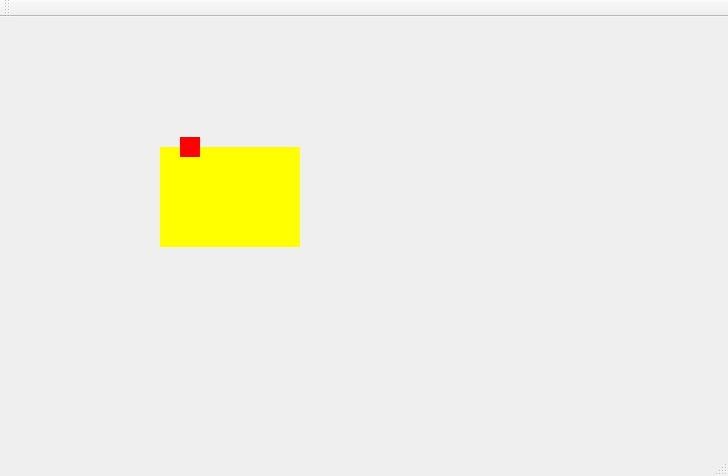
First picture: the form in TrabalhoTrem/mainwindow.ui, repository claranobre/Projeto_trens, before the edit.
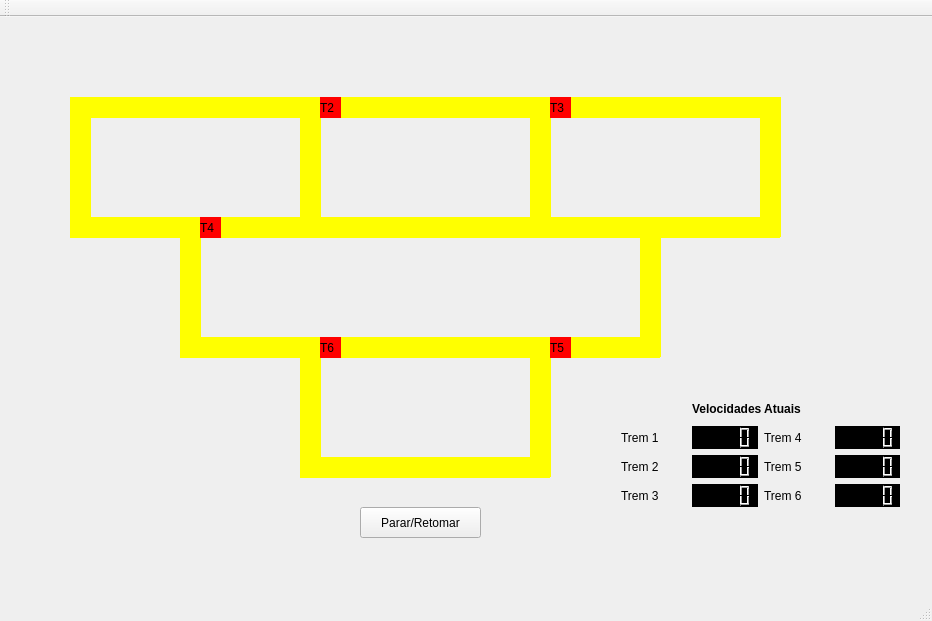
Second picture: the form after the edit.

Commit message: Interface gráfica montada, problemas no Trem01

```diff
--- a/TrabalhoTrem/mainwindow.ui
+++ b/TrabalhoTrem/mainwindow.ui
@@ -6,46 +6,555 @@
    <rect>
     <x>0</x>
     <y>0</y>
-    <width>728</width>
-    <height>476</height>
+    <width>932</width>
+    <height>621</height>
    </rect>
   </property>
   <property name="windowTitle">
    <string>MainWindow</string>
   </property>
+  <property name="styleSheet">
+   <string notr="true"/>
+  </property>
   <widget class="QWidget" name="centralWidget">
-   <widget class="QLabel" name="labelTrilho01">
-    <property name="geometry">
-     <rect>
-      <x>160</x>
-      <y>130</y>
-      <width>140</width>
-      <height>100</height>
-     </rect>
-    </property>
-    <property name="styleSheet">
-     <string notr="true">background-color: yellow</string>
-    </property>
-    <property name="text">
-     <string/>
-    </property>
-   </widget>
    <widget class="QLabel" name="labelTrem01">
     <property name="geometry">
      <rect>
+      <x>90</x>
+      <y>80</y>
+      <width>21</width>
+      <height>21</height>
+     </rect>
+    </property>
+    <property name="styleSheet">
+     <string notr="true">background: red;
+font: 75 12pt &quot;Arial&quot;;
+</string>
+    </property>
+    <property name="text">
+     <string>T1</string>
+    </property>
+   </widget>
+   <widget class="QLabel" name="labelTrilho1">
+    <property name="geometry">
+     <rect>
+      <x>70</x>
+      <y>80</y>
+      <width>250</width>
+      <height>21</height>
+     </rect>
+    </property>
+    <property name="styleSheet">
+     <string notr="true">background: yellow
+</string>
+    </property>
+    <property name="text">
+     <string/>
+    </property>
+   </widget>
+   <widget class="QLabel" name="labelTrilho1_2">
+    <property name="geometry">
+     <rect>
+      <x>70</x>
+      <y>200</y>
+      <width>250</width>
+      <height>21</height>
+     </rect>
+    </property>
+    <property name="styleSheet">
+     <string notr="true">background: yellow
+</string>
+    </property>
+    <property name="text">
+     <string/>
+    </property>
+   </widget>
+   <widget class="QLabel" name="labelTrilho1_3">
+    <property name="geometry">
+     <rect>
+      <x>300</x>
+      <y>80</y>
+      <width>21</width>
+      <height>140</height>
+     </rect>
+    </property>
+    <property name="styleSheet">
+     <string notr="true">background: yellow
+</string>
+    </property>
+    <property name="text">
+     <string/>
+    </property>
+   </widget>
+   <widget class="QLabel" name="labelTrilho1_4">
+    <property name="geometry">
+     <rect>
+      <x>70</x>
+      <y>80</y>
+      <width>21</width>
+      <height>140</height>
+     </rect>
+    </property>
+    <property name="styleSheet">
+     <string notr="true">background: yellow
+</string>
+    </property>
+    <property name="text">
+     <string/>
+    </property>
+   </widget>
+   <widget class="QPushButton" name="pushButton">
+    <property name="geometry">
+     <rect>
+      <x>360</x>
+      <y>490</y>
+      <width>121</width>
+      <height>31</height>
+     </rect>
+    </property>
+    <property name="text">
+     <string>Parar/Retomar</string>
+    </property>
+   </widget>
+   <widget class="QLabel" name="labelTrilho1_5">
+    <property name="geometry">
+     <rect>
+      <x>300</x>
+      <y>80</y>
+      <width>250</width>
+      <height>21</height>
+     </rect>
+    </property>
+    <property name="styleSheet">
+     <string notr="true">background: yellow
+</string>
+    </property>
+    <property name="text">
+     <string/>
+    </property>
+   </widget>
+   <widget class="QLabel" name="labelTrilho1_6">
+    <property name="geometry">
+     <rect>
+      <x>300</x>
+      <y>200</y>
+      <width>250</width>
+      <height>21</height>
+     </rect>
+    </property>
+    <property name="styleSheet">
+     <string notr="true">background: yellow
+</string>
+    </property>
+    <property name="text">
+     <string/>
+    </property>
+   </widget>
+   <widget class="QLabel" name="labelTrilho1_7">
+    <property name="geometry">
+     <rect>
+      <x>530</x>
+      <y>80</y>
+      <width>21</width>
+      <height>140</height>
+     </rect>
+    </property>
+    <property name="styleSheet">
+     <string notr="true">background: yellow
+</string>
+    </property>
+    <property name="text">
+     <string/>
+    </property>
+   </widget>
+   <widget class="QLabel" name="labelTrem02">
+    <property name="geometry">
+     <rect>
+      <x>320</x>
+      <y>80</y>
+      <width>21</width>
+      <height>21</height>
+     </rect>
+    </property>
+    <property name="styleSheet">
+     <string notr="true">background: red;
+font: 75 12pt &quot;Arial&quot;;
+</string>
+    </property>
+    <property name="text">
+     <string>T2</string>
+    </property>
+   </widget>
+   <widget class="QLabel" name="labelTrilho1_8">
+    <property name="geometry">
+     <rect>
+      <x>530</x>
+      <y>80</y>
+      <width>250</width>
+      <height>21</height>
+     </rect>
+    </property>
+    <property name="styleSheet">
+     <string notr="true">background: yellow
+</string>
+    </property>
+    <property name="text">
+     <string/>
+    </property>
+   </widget>
+   <widget class="QLabel" name="labelTrilho1_9">
+    <property name="geometry">
+     <rect>
+      <x>760</x>
+      <y>80</y>
+      <width>21</width>
+      <height>140</height>
+     </rect>
+    </property>
+    <property name="styleSheet">
+     <string notr="true">background: yellow
+</string>
+    </property>
+    <property name="text">
+     <string/>
+    </property>
+   </widget>
+   <widget class="QLabel" name="labelTrilho1_10">
+    <property name="geometry">
+     <rect>
+      <x>530</x>
+      <y>200</y>
+      <width>250</width>
+      <height>21</height>
+     </rect>
+    </property>
+    <property name="styleSheet">
+     <string notr="true">background: yellow
+</string>
+    </property>
+    <property name="text">
+     <string/>
+    </property>
+   </widget>
+   <widget class="QLabel" name="labelTrem03">
+    <property name="geometry">
+     <rect>
+      <x>550</x>
+      <y>80</y>
+      <width>21</width>
+      <height>21</height>
+     </rect>
+    </property>
+    <property name="styleSheet">
+     <string notr="true">background: red;
+font: 75 12pt &quot;Arial&quot;;
+</string>
+    </property>
+    <property name="text">
+     <string>T3</string>
+    </property>
+   </widget>
+   <widget class="QLabel" name="labelTrilho1_11">
+    <property name="geometry">
+     <rect>
       <x>180</x>
-      <y>120</y>
-      <width>20</width>
-      <height>20</height>
+      <y>320</y>
+      <width>250</width>
+      <height>21</height>
      </rect>
     </property>
     <property name="styleSheet">
-     <string notr="true">background-color: red</string>
+     <string notr="true">background: yellow
+</string>
     </property>
     <property name="text">
      <string/>
     </property>
    </widget>
+   <widget class="QLabel" name="labelTrilho1_12">
+    <property name="geometry">
+     <rect>
+      <x>180</x>
+      <y>200</y>
+      <width>21</width>
+      <height>140</height>
+     </rect>
+    </property>
+    <property name="styleSheet">
+     <string notr="true">background: yellow
+</string>
+    </property>
+    <property name="text">
+     <string/>
+    </property>
+   </widget>
+   <widget class="QLabel" name="labelTrilho1_15">
+    <property name="geometry">
+     <rect>
+      <x>410</x>
+      <y>320</y>
+      <width>250</width>
+      <height>21</height>
+     </rect>
+    </property>
+    <property name="styleSheet">
+     <string notr="true">background: yellow
+</string>
+    </property>
+    <property name="text">
+     <string/>
+    </property>
+   </widget>
+   <widget class="QLabel" name="labelTrilho1_16">
+    <property name="geometry">
+     <rect>
+      <x>640</x>
+      <y>200</y>
+      <width>21</width>
+      <height>140</height>
+     </rect>
+    </property>
+    <property name="styleSheet">
+     <string notr="true">background: yellow
+</string>
+    </property>
+    <property name="text">
+     <string/>
+    </property>
+   </widget>
+   <widget class="QLabel" name="labelTrilho1_17">
+    <property name="geometry">
+     <rect>
+      <x>300</x>
+      <y>440</y>
+      <width>250</width>
+      <height>21</height>
+     </rect>
+    </property>
+    <property name="styleSheet">
+     <string notr="true">background: yellow
+</string>
+    </property>
+    <property name="text">
+     <string/>
+    </property>
+   </widget>
+   <widget class="QLabel" name="labelTrilho1_18">
+    <property name="geometry">
+     <rect>
+      <x>300</x>
+      <y>320</y>
+      <width>21</width>
+      <height>140</height>
+     </rect>
+    </property>
+    <property name="styleSheet">
+     <string notr="true">background: yellow
+</string>
+    </property>
+    <property name="text">
+     <string/>
+    </property>
+   </widget>
+   <widget class="QLabel" name="labelTrilho1_19">
+    <property name="geometry">
+     <rect>
+      <x>530</x>
+      <y>320</y>
+      <width>21</width>
+      <height>140</height>
+     </rect>
+    </property>
+    <property name="styleSheet">
+     <string notr="true">background: yellow
+</string>
+    </property>
+    <property name="text">
+     <string/>
+    </property>
+   </widget>
+   <widget class="QLabel" name="labelTrem04">
+    <property name="geometry">
+     <rect>
+      <x>200</x>
+      <y>200</y>
+      <width>21</width>
+      <height>21</height>
+     </rect>
+    </property>
+    <property name="styleSheet">
+     <string notr="true">background: red;
+font: 75 12pt &quot;Arial&quot;;
+</string>
+    </property>
+    <property name="text">
+     <string>T4</string>
+    </property>
+   </widget>
+   <widget class="QLabel" name="labelTrem05">
+    <property name="geometry">
+     <rect>
+      <x>550</x>
+      <y>320</y>
+      <width>21</width>
+      <height>21</height>
+     </rect>
+    </property>
+    <property name="styleSheet">
+     <string notr="true">background: red;
+font: 75 12pt &quot;Arial&quot;;
+</string>
+    </property>
+    <property name="text">
+     <string>T5</string>
+    </property>
+   </widget>
+   <widget class="QLabel" name="labelTrem06">
+    <property name="geometry">
+     <rect>
+      <x>320</x>
+      <y>320</y>
+      <width>21</width>
+      <height>21</height>
+     </rect>
+    </property>
+    <property name="styleSheet">
+     <string notr="true">background: red;
+font: 75 12pt &quot;Arial&quot;;
+</string>
+    </property>
+    <property name="text">
+     <string>T6</string>
+    </property>
+   </widget>
+   <widget class="QWidget" name="layoutWidget">
+    <property name="geometry">
+     <rect>
+      <x>610</x>
+      <y>370</y>
+      <width>301</width>
+      <height>131</height>
+     </rect>
+    </property>
+    <layout class="QGridLayout" name="gridLayout">
+     <item row="0" column="1" colspan="2">
+      <widget class="QLabel" name="label_7">
+       <property name="text">
+        <string>&lt;b&gt;Velocidades Atuais&lt;b&gt;</string>
+       </property>
+      </widget>
+     </item>
+     <item row="1" column="0">
+      <widget class="QLabel" name="label">
+       <property name="text">
+        <string>Trem 1</string>
+       </property>
+      </widget>
+     </item>
+     <item row="1" column="1">
+      <widget class="QLCDNumber" name="lcdNumber">
+       <property name="styleSheet">
+        <string notr="true">background-color: black</string>
+       </property>
+      </widget>
+     </item>
+     <item row="1" column="2">
+      <widget class="QLabel" name="label_4">
+       <property name="text">
+        <string>Trem 4</string>
+       </property>
+      </widget>
+     </item>
+     <item row="1" column="3">
+      <widget class="QLCDNumber" name="lcdNumber_4">
+       <property name="styleSheet">
+        <string notr="true">background-color: black</string>
+       </property>
+      </widget>
+     </item>
+     <item row="2" column="0">
+      <widget class="QLabel" name="label_2">
+       <property name="text">
+        <string>Trem 2</string>
+       </property>
+      </widget>
+     </item>
+     <item row="2" column="1">
+      <widget class="QLCDNumber" name="lcdNumber_2">
+       <property name="styleSheet">
+        <string notr="true">background-color: black</string>
+       </property>
+      </widget>
+     </item>
+     <item row="2" column="2">
+      <widget class="QLabel" name="label_5">
+       <property name="text">
+        <string>Trem 5</string>
+       </property>
+      </widget>
+     </item>
+     <item row="2" column="3">
+      <widget class="QLCDNumber" name="lcdNumber_5">
+       <property name="styleSheet">
+        <string notr="true">background-color: black</string>
+       </property>
+      </widget>
+     </item>
+     <item row="3" column="0">
+      <widget class="QLabel" name="label_3">
+       <property name="text">
+        <string>Trem 3</string>
+       </property>
+      </widget>
+     </item>
+     <item row="3" column="1">
+      <widget class="QLCDNumber" name="lcdNumber_3">
+       <property name="styleSheet">
+        <string notr="true">background-color: black</string>
+       </property>
+      </widget>
+     </item>
+     <item row="3" column="2">
+      <widget class="QLabel" name="label_6">
+       <property name="text">
+        <string>Trem 6</string>
+       </property>
+      </widget>
+     </item>
+     <item row="3" column="3">
+      <widget class="QLCDNumber" name="lcdNumber_6">
+       <property name="styleSheet">
+        <string notr="true">background-color: black</string>
+       </property>
+      </widget>
+     </item>
+    </layout>
+   </widget>
+   <zorder>labelTrem01</zorder>
+   <zorder>labelTrilho1</zorder>
+   <zorder>layoutWidget</zorder>
+   <zorder>labelTrilho1_2</zorder>
+   <zorder>labelTrilho1_3</zorder>
+   <zorder>labelTrilho1_4</zorder>
+   <zorder>pushButton</zorder>
+   <zorder>labelTrilho1_5</zorder>
+   <zorder>labelTrilho1_6</zorder>
+   <zorder>labelTrilho1_7</zorder>
+   <zorder>labelTrilho1_8</zorder>
+   <zorder>labelTrilho1_9</zorder>
+   <zorder>labelTrilho1_10</zorder>
+   <zorder>labelTrilho1_11</zorder>
+   <zorder>labelTrilho1_12</zorder>
+   <zorder>labelTrilho1_15</zorder>
+   <zorder>labelTrilho1_16</zorder>
+   <zorder>labelTrilho1_17</zorder>
+   <zorder>labelTrilho1_18</zorder>
+   <zorder>labelTrilho1_19</zorder>
+   <zorder>labelTrem05</zorder>
+   <zorder>labelTrem06</zorder>
+   <zorder>labelTrem03</zorder>
+   <zorder>labelTrem02</zorder>
+   <zorder>labelTrem04</zorder>
   </widget>
   <widget class="QMenuBar" name="menuBar">
    <property name="geometry">
```
Left out of the diff: 2 changed lines with no effect on the pictures. The commit also changes 13 other files.
